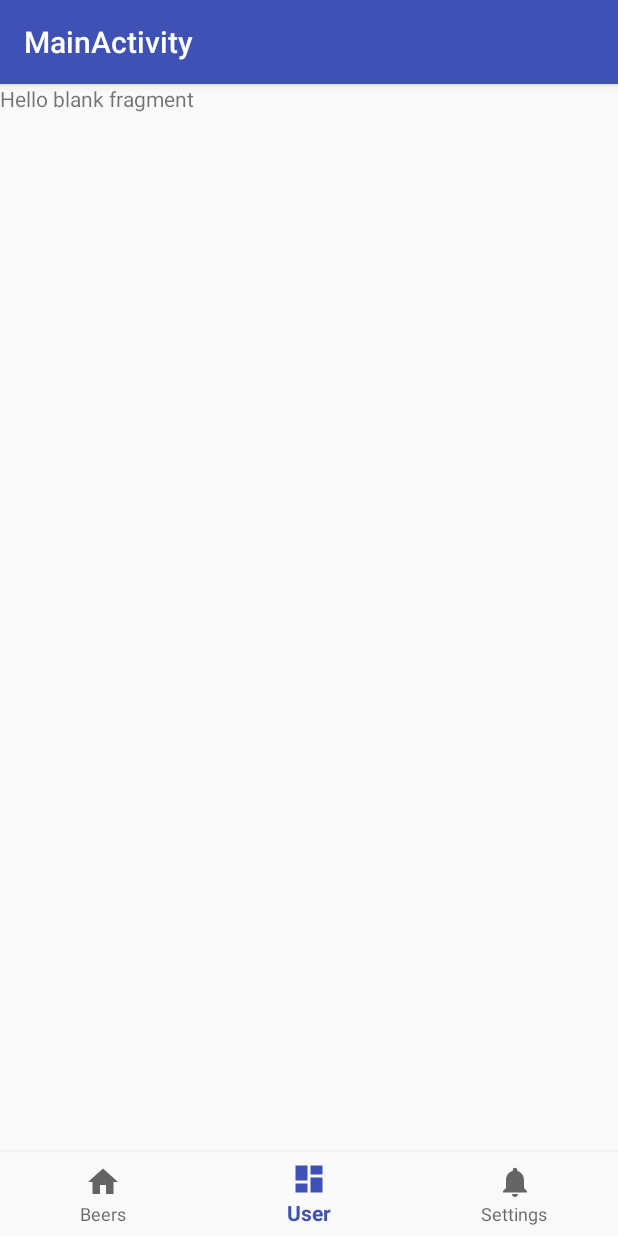
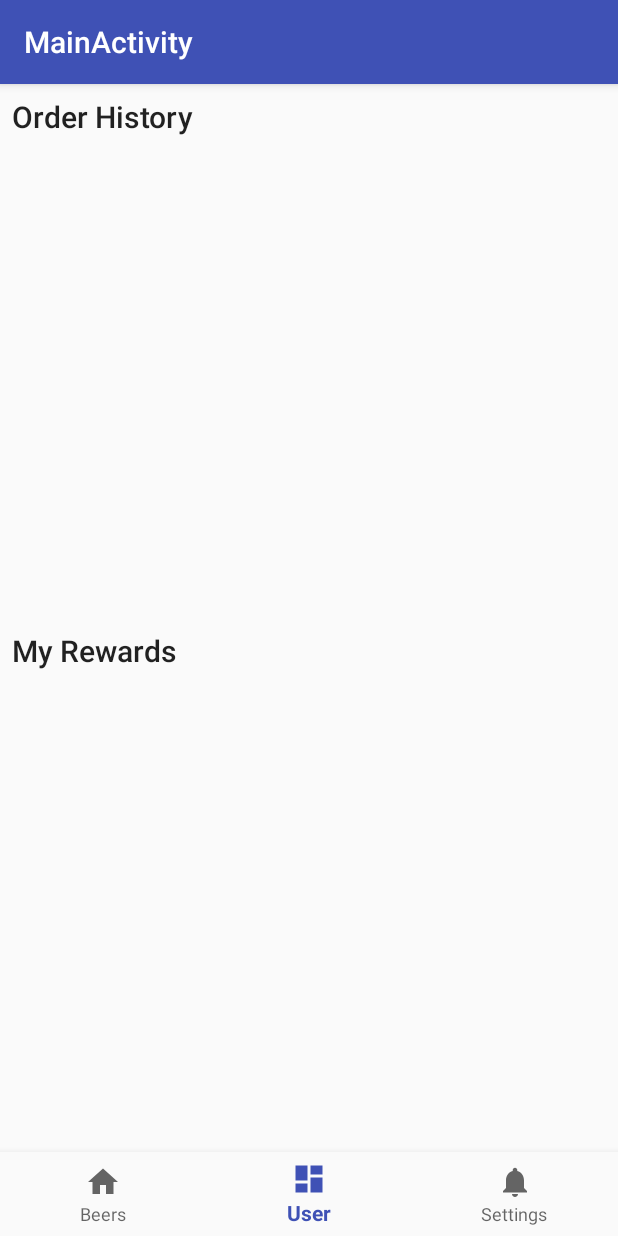
Before and after one commit to rayolanderos/UT-APT-FinalProject, an Android app: the screen it shows after launch once a user with an empty profile is signed in (MainActivity), item 2 of the bottom bar chosen, on a phone screen of 412 x 824 dp. Run offline under Robolectric (Android 15) with nearby library versions, the phone set to English and light mode, and no system bars; our stand-ins replace Firebase (no records; nobody signed in at launch, a user with empty details on screens opened directly), Picasso; pictures from the network do not load.

Commit message:
Finish confirm order
I added showing an error. Also added the skeleton for user history and rewards tab. Fixed an issue with the beer item layout.

```diff
--- a/androidapp/HopSquadApp/app/src/main/java/com/hopsquad/hopsquadapp/api/WebServiceRepository.java
+++ b/androidapp/HopSquadApp/app/src/main/java/com/hopsquad/hopsquadapp/api/WebServiceRepository.java
@@ -2,6 +2,7 @@ package com.hopsquad.hopsquadapp.api;
 
 import android.arch.lifecycle.LiveData;
 import android.arch.lifecycle.MutableLiveData;
+import android.util.Log;
 
 import com.google.gson.Gson;
 import com.google.gson.GsonBuilder;
@@ -25,7 +26,7 @@ public class WebServiceRepository {
     // This is for debugging purposes on the simulator
     // TODO: switch to actual project on Google Cloud
     public static final String SIMULATOR_BASE_URL = "http://10.0.2.2:8080/";
-    public static final String APP_BASE_URL = "https://hopsquadatx.appspot.com";
+    public static final String APP_BASE_URL = "https://hopsquad-app.appspot.com/";
 
     private static Gson gson = new GsonBuilder().setDateFormat("MM/dd/yyyy").create();
 
@@ -48,7 +49,7 @@ public class WebServiceRepository {
 
             @Override
             public void onFailure(Call<List<Beer>> call, Throwable t) {
-
+                t.printStackTrace();
             }
         });
 
@@ -62,12 +63,13 @@ public class WebServiceRepository {
         webservice.addOrder(order).enqueue(new Callback<Order>() {
             @Override
             public void onResponse(Call<Order> call, Response<Order> response) {
-                data.setValue(response.body());
+                Order value = response.isSuccessful() ? response.body() : new Order();
+                data.setValue(value);
             }
 
             @Override
             public void onFailure(Call<Order> call, Throwable t) {
-
+                t.printStackTrace();
             }
         });
 
--- a/androidapp/HopSquadApp/app/src/main/java/com/hopsquad/hopsquadapp/fragments/BaseFragment.java
+++ b/androidapp/HopSquadApp/app/src/main/java/com/hopsquad/hopsquadapp/fragments/BaseFragment.java
@@ -11,8 +11,8 @@ import android.widget.Toast;
 public class BaseFragment extends Fragment {
 
     protected void showToast(int resourceId) {
-        Context context = getActivity().getApplicationContext();
+        Context context = getActivity();
         String message = context.getResources().getString(resourceId);
-        Toast.makeText(context, message, Toast.LENGTH_SHORT);
+        Toast.makeText(context, message, Toast.LENGTH_SHORT).show();
     }
 }
--- a/androidapp/HopSquadApp/app/src/main/java/com/hopsquad/hopsquadapp/models/BeerAndQuantity.java
+++ b/androidapp/HopSquadApp/app/src/main/java/com/hopsquad/hopsquadapp/models/BeerAndQuantity.java
@@ -2,6 +2,7 @@ package com.hopsquad.hopsquadapp.models;
 
 /**
  * Created by memo on 21/11/17.
+ * Used to serialize an order description into JSON.
  */
 
 public class BeerAndQuantity {
--- a/androidapp/HopSquadApp/app/src/main/res/layout/fragment_user_history.xml
+++ b/androidapp/HopSquadApp/app/src/main/res/layout/fragment_user_history.xml
@@ -1,13 +1,70 @@
-<FrameLayout xmlns:android="http://schemas.android.com/apk/res/android"
+<LinearLayout xmlns:android="http://schemas.android.com/apk/res/android"
+    xmlns:app="http://schemas.android.com/apk/res-auto"
     xmlns:tools="http://schemas.android.com/tools"
+    android:id="@+id/frameLayout2"
     android:layout_width="match_parent"
     android:layout_height="match_parent"
+    android:orientation="vertical"
     tools:context="com.hopsquad.hopsquadapp.fragments.UserHistoryFragment">
 
-    <!-- TODO: Update blank fragment layout -->
-    <TextView
+    <android.support.constraint.ConstraintLayout
         android:layout_width="match_parent"
         android:layout_height="match_parent"
-        android:text="@string/hello_blank_fragment" />
+        android:layout_weight="1">
 
-</FrameLayout>
+        <TextView
+            android:id="@+id/textView6"
+            android:layout_width="wrap_content"
+            android:layout_height="27dp"
+            android:layout_marginStart="8dp"
+            android:layout_marginTop="8dp"
+            android:text="@string/order_history_title"
+            android:textAppearance="@android:style/TextAppearance.Material.Title"
+            app:layout_constraintStart_toStartOf="parent"
+            app:layout_constraintTop_toTopOf="parent" />
+
+        <android.support.v7.widget.RecyclerView
+            android:id="@+id/userOrderHistoryList"
+            android:layout_width="0dp"
+            android:layout_height="0dp"
+            android:layout_marginBottom="8dp"
+            android:layout_marginEnd="8dp"
+            android:layout_marginStart="8dp"
+            android:layout_marginTop="8dp"
+            app:layout_constraintBottom_toBottomOf="parent"
+            app:layout_constraintEnd_toEndOf="parent"
+            app:layout_constraintStart_toStartOf="parent"
+            app:layout_constraintTop_toBottomOf="@+id/textView6" />
+    </android.support.constraint.ConstraintLayout>
+
+    <android.support.constraint.ConstraintLayout
+        android:layout_width="match_parent"
+        android:layout_height="match_parent"
+        android:layout_weight="1">
+
+        <TextView
+            android:id="@+id/textView7"
+            android:layout_width="wrap_content"
+            android:layout_height="wrap_content"
+            android:layout_marginStart="8dp"
+            android:layout_marginTop="8dp"
+            android:text="@string/my_rewards_title"
+            android:textAppearance="@android:style/TextAppearance.Material.Title"
+            app:layout_constraintStart_toStartOf="parent"
+            app:layout_constraintTop_toTopOf="parent" />
+
+        <android.support.v7.widget.RecyclerView
+            android:id="@+id/userRewardList"
+            android:layout_width="0dp"
+            android:layout_height="0dp"
+            android:layout_marginBottom="8dp"
+            android:layout_marginEnd="8dp"
+            android:layout_marginStart="8dp"
+            android:layout_marginTop="8dp"
+            app:layout_constraintBottom_toBottomOf="parent"
+            app:layout_constraintEnd_toEndOf="parent"
+            app:layout_constraintStart_toStartOf="parent"
+            app:layout_constraintTop_toBottomOf="@+id/textView7" />
+    </android.support.constraint.ConstraintLayout>
+
+</LinearLayout>
--- a/androidapp/HopSquadApp/app/src/main/res/values/strings.xml
+++ b/androidapp/HopSquadApp/app/src/main/res/values/strings.xml
@@ -47,5 +47,9 @@
     <string name="confirm_order_dialog_button">Place Order</string>
     <string name="cancel_order_button_dialog">Cancel</string>
     <string name="order_succesfully_placed_msg">Hey! You just got some beer!</string>
+    <string name="order_confirmation_generic_error">There was an error, please try again later.</string>
+    <string name="confirm_order_dialog_title">Confirm Order</string>
+    <string name="order_history_title">Order History</string>
+    <string name="my_rewards_title">My Rewards</string>
 
 </resources>
```
Also changed, not shown: androidapp/HopSquadApp/app/src/main/java/com/hopsquad/hopsquadapp/fragments/ConfirmOrderFragment.java (+28 -17 lines), androidapp/HopSquadApp/app/src/main/java/com/hopsquad/hopsquadapp/fragments/TapListFragment.java (+17 -19 lines), androidapp/HopSquadApp/app/src/main/java/com/hopsquad/hopsquadapp/viewmodels/TapListViewModel.java (+21 -8 lines), androidapp/HopSquadApp/app/src/main/res/layout/beer_list_item.xml (+3 -9 lines).
